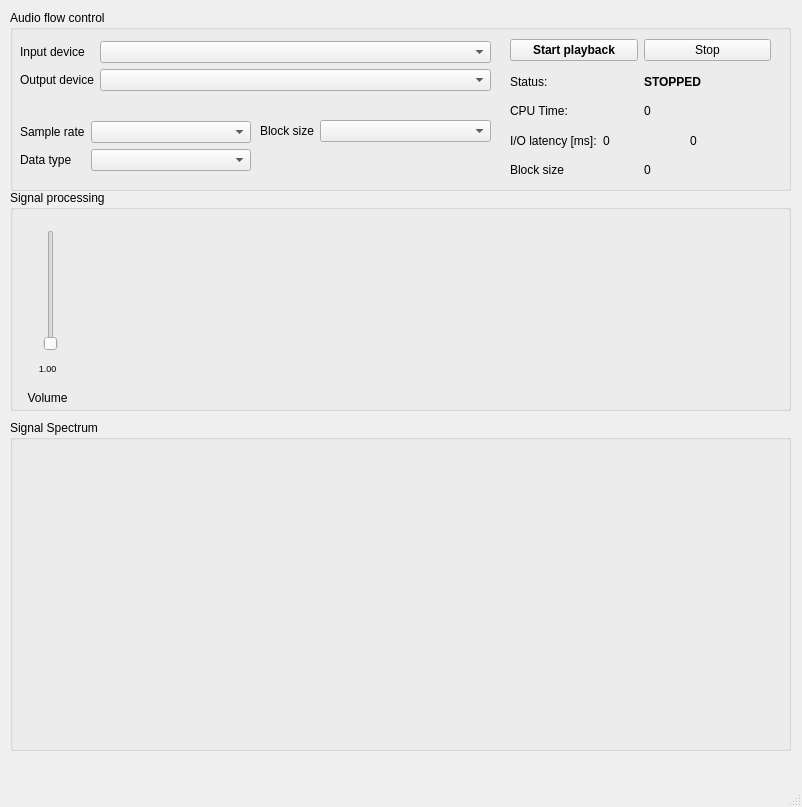
Qt form main.ui (mihneac-com/python-audio-processor) before a commit.
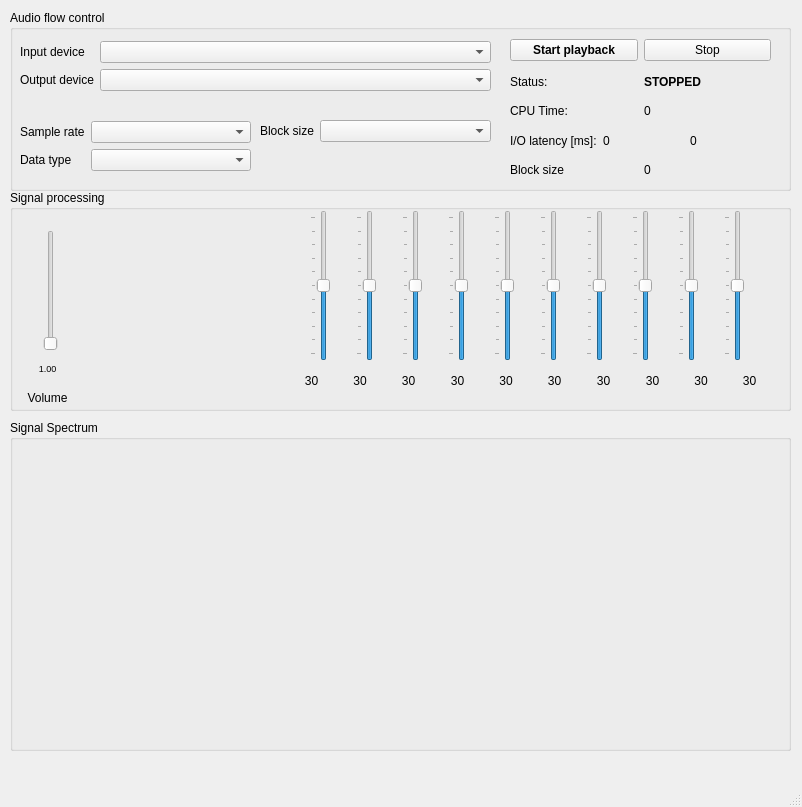
The same form after that commit.

Patch:
```diff
--- a/main.ui
+++ b/main.ui
@@ -346,6 +346,350 @@
       <set>Qt::AlignCenter</set>
      </property>
     </widget>
+    <widget class="QWidget" name="horizontalLayoutWidget_2">
+     <property name="geometry">
+      <rect>
+       <x>280</x>
+       <y>20</y>
+       <width>481</width>
+       <height>151</height>
+      </rect>
+     </property>
+     <layout class="QHBoxLayout" name="horizontalLayout_6">
+      <item>
+       <widget class="QSlider" name="EQ_slider1">
+        <property name="minimum">
+         <number>-50</number>
+        </property>
+        <property name="maximum">
+         <number>50</number>
+        </property>
+        <property name="value">
+         <number>0</number>
+        </property>
+        <property name="orientation">
+         <enum>Qt::Vertical</enum>
+        </property>
+        <property name="tickPosition">
+         <enum>QSlider::TicksAbove</enum>
+        </property>
+        <property name="tickInterval">
+         <number>10</number>
+        </property>
+       </widget>
+      </item>
+      <item>
+       <widget class="QSlider" name="EQ_slider2">
+        <property name="minimum">
+         <number>-50</number>
+        </property>
+        <property name="maximum">
+         <number>50</number>
+        </property>
+        <property name="value">
+         <number>0</number>
+        </property>
+        <property name="orientation">
+         <enum>Qt::Vertical</enum>
+        </property>
+        <property name="tickPosition">
+         <enum>QSlider::TicksAbove</enum>
+        </property>
+        <property name="tickInterval">
+         <number>10</number>
+        </property>
+       </widget>
+      </item>
+      <item>
+       <widget class="QSlider" name="EQ_slider3">
+        <property name="minimum">
+         <number>-50</number>
+        </property>
+        <property name="maximum">
+         <number>50</number>
+        </property>
+        <property name="value">
+         <number>0</number>
+        </property>
+        <property name="orientation">
+         <enum>Qt::Vertical</enum>
+        </property>
+        <property name="tickPosition">
+         <enum>QSlider::TicksAbove</enum>
+        </property>
+        <property name="tickInterval">
+         <number>10</number>
+        </property>
+       </widget>
+      </item>
+      <item>
+       <widget class="QSlider" name="EQ_slider4">
+        <property name="minimum">
+         <number>-50</number>
+        </property>
+        <property name="maximum">
+         <number>50</number>
+        </property>
+        <property name="value">
+         <number>0</number>
+        </property>
+        <property name="orientation">
+         <enum>Qt::Vertical</enum>
+        </property>
+        <property name="tickPosition">
+         <enum>QSlider::TicksAbove</enum>
+        </property>
+        <property name="tickInterval">
+         <number>10</number>
+        </property>
+       </widget>
+      </item>
+      <item>
+       <widget class="QSlider" name="EQ_slider5">
+        <property name="minimum">
+         <number>-50</number>
+        </property>
+        <property name="maximum">
+         <number>50</number>
+        </property>
+        <property name="value">
+         <number>0</number>
+        </property>
+        <property name="orientation">
+         <enum>Qt::Vertical</enum>
+        </property>
+        <property name="tickPosition">
+         <enum>QSlider::TicksAbove</enum>
+        </property>
+        <property name="tickInterval">
+         <number>10</number>
+        </property>
+       </widget>
+      </item>
+      <item>
+       <widget class="QSlider" name="EQ_slider6">
+        <property name="minimum">
+         <number>-50</number>
+        </property>
+        <property name="maximum">
+         <number>50</number>
+        </property>
+        <property name="value">
+         <number>0</number>
+        </property>
+        <property name="orientation">
+         <enum>Qt::Vertical</enum>
+        </property>
+        <property name="tickPosition">
+         <enum>QSlider::TicksAbove</enum>
+        </property>
+        <property name="tickInterval">
+         <number>10</number>
+        </property>
+       </widget>
+      </item>
+      <item>
+       <widget class="QSlider" name="EQ_slider7">
+        <property name="minimum">
+         <number>-50</number>
+        </property>
+        <property name="maximum">
+         <number>50</number>
+        </property>
+        <property name="value">
+         <number>0</number>
+        </property>
+        <property name="orientation">
+         <enum>Qt::Vertical</enum>
+        </property>
+        <property name="tickPosition">
+         <enum>QSlider::TicksAbove</enum>
+        </property>
+        <property name="tickInterval">
+         <number>10</number>
+        </property>
+       </widget>
+      </item>
+      <item>
+       <widget class="QSlider" name="EQ_slider8">
+        <property name="minimum">
+         <number>-50</number>
+        </property>
+        <property name="maximum">
+         <number>50</number>
+        </property>
+        <property name="value">
+         <number>0</number>
+        </property>
+        <property name="orientation">
+         <enum>Qt::Vertical</enum>
+        </property>
+        <property name="tickPosition">
+         <enum>QSlider::TicksAbove</enum>
+        </property>
+        <property name="tickInterval">
+         <number>10</number>
+        </property>
+       </widget>
+      </item>
+      <item>
+       <widget class="QSlider" name="EQ_slider9">
+        <property name="minimum">
+         <number>-50</number>
+        </property>
+        <property name="maximum">
+         <number>50</number>
+        </property>
+        <property name="value">
+         <number>0</number>
+        </property>
+        <property name="orientation">
+         <enum>Qt::Vertical</enum>
+        </property>
+        <property name="tickPosition">
+         <enum>QSlider::TicksAbove</enum>
+        </property>
+        <property name="tickInterval">
+         <number>10</number>
+        </property>
+       </widget>
+      </item>
+      <item>
+       <widget class="QSlider" name="EQ_slider10">
+        <property name="minimum">
+         <number>-50</number>
+        </property>
+        <property name="maximum">
+         <number>50</number>
+        </property>
+        <property name="value">
+         <number>0</number>
+        </property>
+        <property name="orientation">
+         <enum>Qt::Vertical</enum>
+        </property>
+        <property name="tickPosition">
+         <enum>QSlider::TicksAbove</enum>
+        </property>
+        <property name="tickInterval">
+         <number>10</number>
+        </property>
+       </widget>
+      </item>
+     </layout>
+    </widget>
+    <widget class="QWidget" name="horizontalLayoutWidget_3">
+     <property name="geometry">
+      <rect>
+       <x>280</x>
+       <y>170</y>
+       <width>481</width>
+       <height>41</height>
+      </rect>
+     </property>
+     <layout class="QHBoxLayout" name="horizontalLayout_7">
+      <item>
+       <widget class="QLabel" name="EQ_label1">
+        <property name="text">
+         <string>30</string>
+        </property>
+        <property name="alignment">
+         <set>Qt::AlignCenter</set>
+        </property>
+       </widget>
+      </item>
+      <item>
+       <widget class="QLabel" name="EQ_label2">
+        <property name="text">
+         <string>30</string>
+        </property>
+        <property name="alignment">
+         <set>Qt::AlignCenter</set>
+        </property>
+       </widget>
+      </item>
+      <item>
+       <widget class="QLabel" name="EQ_label3">
+        <property name="text">
+         <string>30</string>
+        </property>
+        <property name="alignment">
+         <set>Qt::AlignCenter</set>
+        </property>
+       </widget>
+      </item>
+      <item>
+       <widget class="QLabel" name="EQ_label4">
+        <property name="text">
+         <string>30</string>
+        </property>
+        <property name="alignment">
+         <set>Qt::AlignCenter</set>
+        </property>
+       </widget>
+      </item>
+      <item>
+       <widget class="QLabel" name="EQ_label5">
+        <property name="text">
+         <string>30</string>
+        </property>
+        <property name="alignment">
+         <set>Qt::AlignCenter</set>
+        </property>
+       </widget>
+      </item>
+      <item>
+       <widget class="QLabel" name="EQ_label6">
+        <property name="text">
+         <string>30</string>
+        </property>
+        <property name="alignment">
+         <set>Qt::AlignCenter</set>
+        </property>
+       </widget>
+      </item>
+      <item>
+       <widget class="QLabel" name="EQ_label7">
+        <property name="text">
+         <string>30</string>
+        </property>
+        <property name="alignment">
+         <set>Qt::AlignCenter</set>
+        </property>
+       </widget>
+      </item>
+      <item>
+       <widget class="QLabel" name="EQ_label8">
+        <property name="text">
+         <string>30</string>
+        </property>
+        <property name="alignment">
+         <set>Qt::AlignCenter</set>
+        </property>
+       </widget>
+      </item>
+      <item>
+       <widget class="QLabel" name="EQ_label9">
+        <property name="text">
+         <string>30</string>
+        </property>
+        <property name="alignment">
+         <set>Qt::AlignCenter</set>
+        </property>
+       </widget>
+      </item>
+      <item>
+       <widget class="QLabel" name="EQ_label10">
+        <property name="text">
+         <string>30</string>
+        </property>
+        <property name="alignment">
+         <set>Qt::AlignCenter</set>
+        </property>
+       </widget>
+      </item>
+     </layout>
+    </widget>
    </widget>
    <widget class="QGroupBox" name="fftGroupBox">
     <property name="geometry">
```
Left out of the diff: 3 changed lines with no effect on the pictures.
